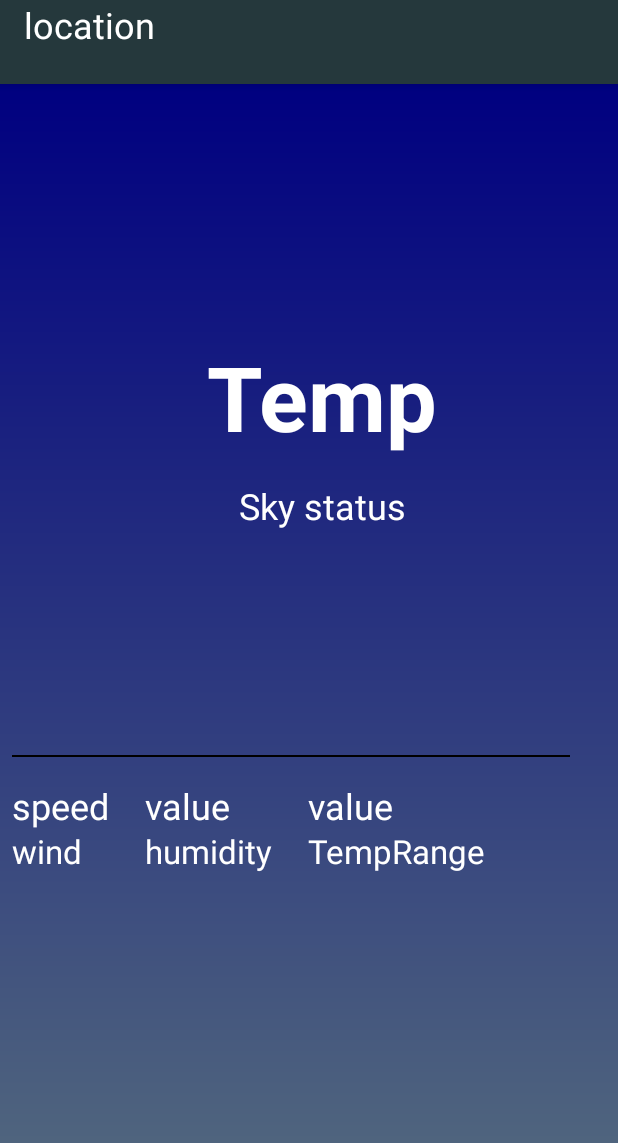
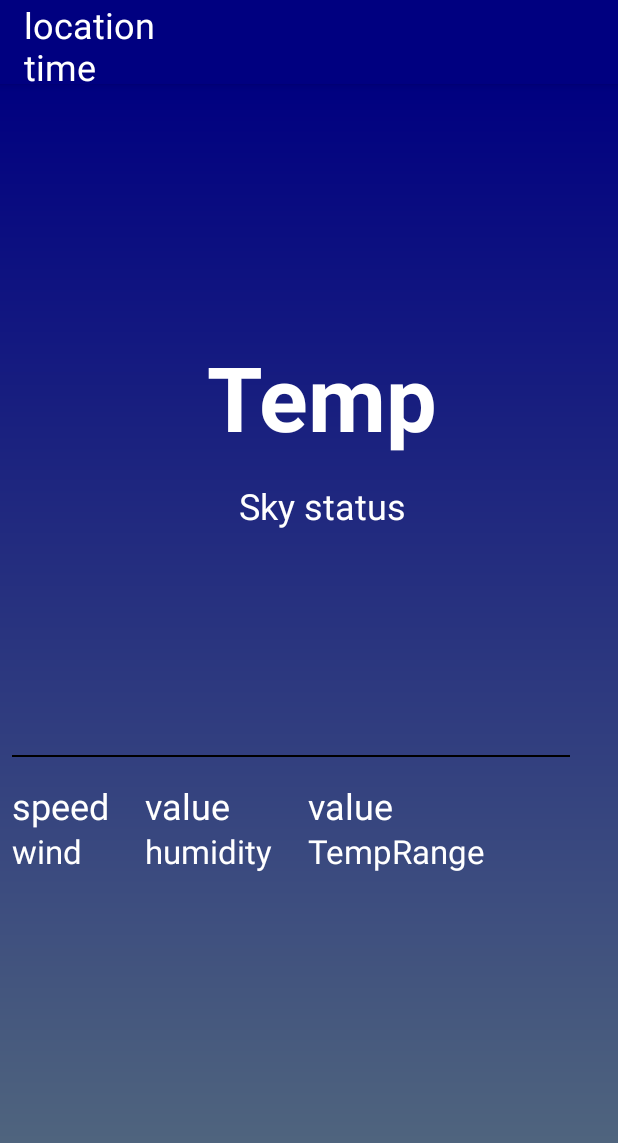
Before and after one commit to Perpetua-Kabute/Weather-Now, an Android app: the layout app_bar_landing.xml on its own in the app's theme, with its tools: preview values and no code run, on a phone screen of 412 x 824 dp. Shown: the top 1143 px of the screen. Run offline under Robolectric (Android 15) with nearby library versions, the phone set to English and light mode, and no system bars.

Commit message:
Feat: add weather icon

```diff
--- a/app/build.gradle
+++ b/app/build.gradle
@@ -37,7 +37,7 @@ dependencies {
     testImplementation 'junit:junit:4.12'
     androidTestImplementation 'com.android.support.test:runner:1.0.2'
     androidTestImplementation 'com.android.support.test.espresso:espresso-core:3.0.2'
-    implementation 'com.squareup.picasso:picasso:2.5.2'
+    implementation 'com.squareup.picasso:picasso:2.71828'
     implementation 'com.android.support:cardview-v7:28.0.0'
     implementation 'com.google.code.gson:gson:2.6.2'
     implementation 'com.squareup.retrofit2:retrofit:2.0.2'
--- a/app/src/main/java/com/androidplayground/weathernow/LandingActivity.java
+++ b/app/src/main/java/com/androidplayground/weathernow/LandingActivity.java
@@ -12,9 +12,16 @@ import android.support.v4.widget.DrawerLayout;
 import android.support.v7.app.AppCompatActivity;
 import android.support.v7.widget.Toolbar;
 import android.view.Menu;
+import android.widget.ImageView;
 import android.widget.TextView;
 
 import com.google.gson.Gson;
+import com.squareup.picasso.Picasso;
+
+import java.text.DateFormat;
+import java.text.SimpleDateFormat;
+import java.util.Calendar;
+import java.util.Date;
 
 import retrofit2.Call;
 import retrofit2.Callback;
@@ -36,6 +43,13 @@ public class LandingActivity extends AppCompatActivity
         Toolbar toolbar = findViewById(R.id.toolbar);
         setSupportActionBar(toolbar);
         getSupportActionBar().setDisplayShowTitleEnabled(false);
+
+
+        DateFormat df = new SimpleDateFormat("HH:mm");
+        String date = df.format(Calendar.getInstance().getTime());
+
+        TextView timeNow = findViewById(R.id.time_now);
+        timeNow.setText(date);
 
 
         DrawerLayout drawer = findViewById(R.id.drawer_layout);
@@ -143,6 +157,10 @@ public class LandingActivity extends AppCompatActivity
                     TextView locationName = findViewById(R.id.location_name);
                     locationName.setText(weatherResponse.name);
 
+                    String iconUrl = "http://openweathermap.org/img/w/" + weatherResponse.weather.get(0).icon + ".png";
+                    ImageView weatherIcon = findViewById(R.id.weather_icon);
+                    Picasso.get().load(iconUrl).into(weatherIcon);
+
                 }
             }
 
--- a/app/src/main/java/com/androidplayground/weathernow/WeatherResponse.java
+++ b/app/src/main/java/com/androidplayground/weathernow/WeatherResponse.java
@@ -29,6 +29,8 @@ public class WeatherResponse {
         public String main;
         @SerializedName("description")
         public String description;
+        @SerializedName("icon")
+        public String icon;
 
     }
     class MainData{
--- a/app/src/main/res/layout/app_bar_landing.xml
+++ b/app/src/main/res/layout/app_bar_landing.xml
@@ -17,16 +17,31 @@
             android:id="@+id/toolbar"
             android:layout_width="match_parent"
             android:layout_height="?attr/actionBarSize"
-            android:background="?attr/colorPrimary"
+            android:background="#000080"
             app:popupTheme="@style/AppTheme.PopupOverlay">
+
+            <RelativeLayout
+                android:layout_width="wrap_content"
+                android:layout_height="wrap_content"
+                android:orientation="horizontal">
                 <TextView
                     android:id="@+id/location_name"
                     android:layout_width="match_parent"
                     android:layout_height="match_parent"
                     android:textSize="24sp"
                     android:text="location"
+                    android:textColor="@color/front"/>
 
-                    android:textColor="@color/front"/>
+            <TextView
+                android:id="@+id/time_now"
+                android:layout_width="match_parent"
+                android:layout_height="match_parent"
+                android:layout_marginTop="28dp"
+                android:text="time"
+                android:textColor="@color/front"
+                android:textSize="24sp" />
+            </RelativeLayout>
+
         </android.support.v7.widget.Toolbar>
 
 
--- a/app/src/main/res/layout/content_landing.xml
+++ b/app/src/main/res/layout/content_landing.xml
@@ -35,6 +35,16 @@
         app:layout_constraintEnd_toEndOf="@+id/temperature_status"
         app:layout_constraintStart_toStartOf="@+id/temperature_status"
         app:layout_constraintTop_toBottomOf="@id/temperature_status" />
+
+    <ImageView
+        android:id="@+id/weather_icon"
+        android:layout_width="90dp"
+        android:layout_height="90dp"
+        android:layout_marginRight="16dp"
+        app:layout_constraintBottom_toBottomOf="@+id/sky_status"
+        app:layout_constraintEnd_toStartOf="@+id/temperature_status"
+        app:layout_constraintStart_toStartOf="parent"
+        app:layout_constraintTop_toTopOf="@+id/temperature_status" />
 
 
 
--- a/app/src/main/res/values/colors.xml
+++ b/app/src/main/res/values/colors.xml
@@ -1,7 +1,7 @@
 <?xml version="1.0" encoding="utf-8"?>
 <resources>
     <color name="colorPrimary">#25383C</color>
-    <color name="colorPrimaryDark">#00574B</color>
+    <color name="colorPrimaryDark">#051D36</color>
     <color name="colorAccent">#D81B60</color>
     <color name="background">#213e70 </color>
     <color name="front">@android:color/background_light</color>
```
